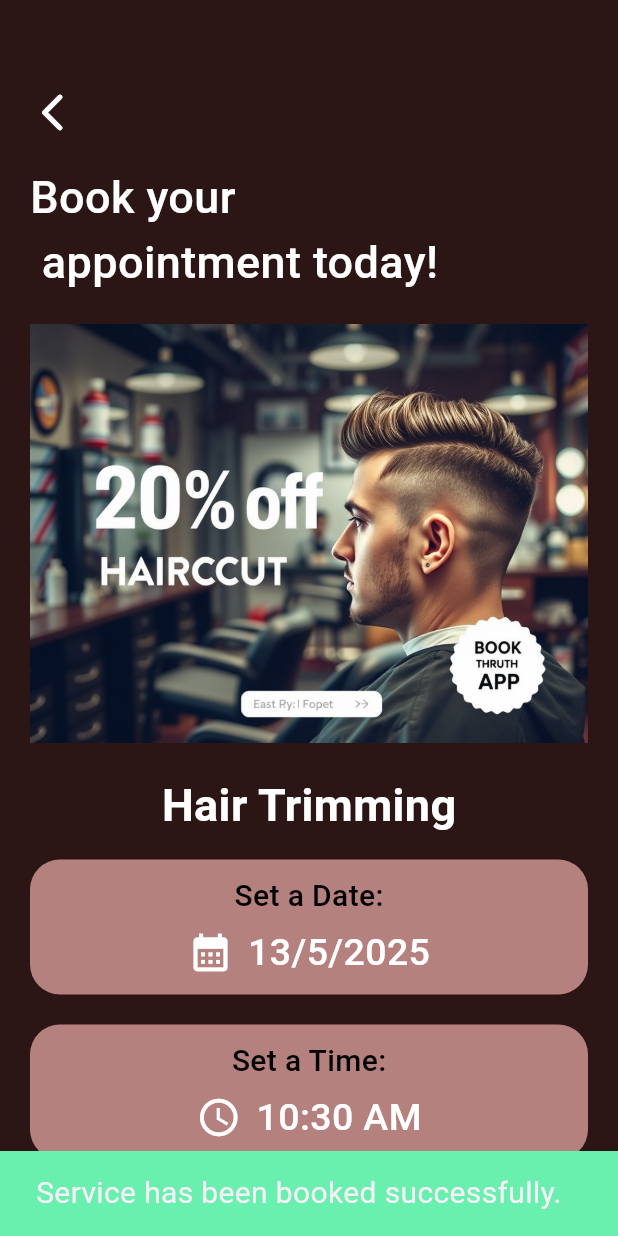
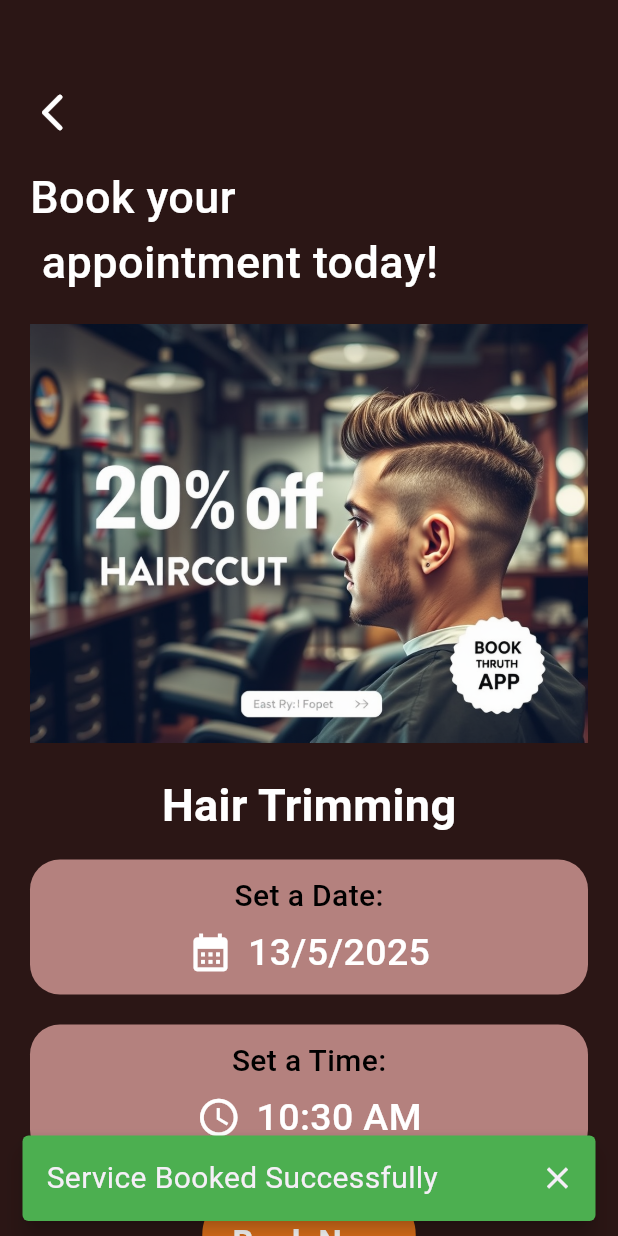
Before and after one commit to ralmutaweh/barber-booking-app-fluttter-version2, a Flutter app: the Booking screen opened directly, after a tap on "Book Now", on a phone screen of 412 x 824 dp. Run offline on Flutter 3.47's test engine with Material 3 defaults, Android fonts, the phone set to English and light mode, and no system bars; our stand-ins replace cloud_firestore, firebase_auth, firebase_core, random_string, shared_preferences; accounts and stored records are empty.

Commit message:
Snack bar optimisation

```diff
--- a/analysis_options.yaml
+++ b/analysis_options.yaml
@@ -13,6 +13,7 @@ analyzer:
     unused_element: warning
     unused_local_variable: warning
     dead_code: warning
+    file_names: ignore
 
 linter:
   # The lint rules applied to this project can be customized in the
--- /dev/null
+++ b/lib/Utility/CustomerSnackBar.dart
@@ -0,0 +1,12 @@
+import 'package:flutter/material.dart';
+
+class CustomSnackBar {
+  static SnackBar create({required String text, required isError}) {
+    return SnackBar(
+      content: Text(text, style: const TextStyle(fontSize: 20)),
+      behavior: SnackBarBehavior.floating,
+      showCloseIcon: true,
+      backgroundColor: isError ? Colors.red : Colors.green,
+    );
+  }
+}
--- a/lib/pages/booking.dart
+++ b/lib/pages/booking.dart
@@ -1,6 +1,7 @@
+import 'package:barber_booking_app/Utility/CustomerSnackBar.dart';
 import 'package:barber_booking_app/services/database.dart';
 import 'package:barber_booking_app/services/shared_prefrerences.dart';
-import 'package:barber_booking_app/widgets/reusable_widgets.dart';
+import 'package:barber_booking_app/widgets/CustomSizedBox.dart';
 import 'package:flutter/material.dart';
 
 class Booking extends StatefulWidget {
@@ -222,13 +223,9 @@ class _BookingState extends State<Booking> {
                     value,
                   ) {
                     ScaffoldMessenger.of(context).showSnackBar(
-                      const SnackBar(
-                        content: Text(
-                          'Service has been booked successfully.',
-                          style: TextStyle(fontSize: 20),
-                        ),
-                        backgroundColor: Colors.greenAccent,
-                        duration: Duration(seconds: 2),
+                      CustomSnackBar.create(
+                        text: 'Service Booked Successfully',
+                        isError: false,
                       ),
                     );
                   });
--- a/lib/pages/home.dart
+++ b/lib/pages/home.dart
@@ -1,6 +1,6 @@
 import 'package:barber_booking_app/pages/booking.dart';
 import 'package:barber_booking_app/services/shared_prefrerences.dart';
-import 'package:barber_booking_app/widgets/reusable_widgets.dart';
+import 'package:barber_booking_app/widgets/CustomSizedBox.dart';
 import 'package:flutter/material.dart';
 
 class Home extends StatefulWidget {
--- a/lib/pages/onboarding.dart
+++ b/lib/pages/onboarding.dart
@@ -1,4 +1,4 @@
-import 'package:barber_booking_app/widgets/reusable_widgets.dart';
+import 'package:barber_booking_app/widgets/CustomSizedBox.dart';
 import 'package:flutter/material.dart';
 
 class Onboarding extends StatefulWidget {
```
Also changed, not shown: lib/Admin/admin_login.dart (+8 -13 lines), lib/pages/forget_password.dart (+8 -13 lines), lib/pages/login.dart (+11 -22 lines), lib/pages/signup.dart (+11 -19 lines), lib/widgets/CustomSizedBox.dart (renamed from lib/widgets/reusable_widgets.dart).
